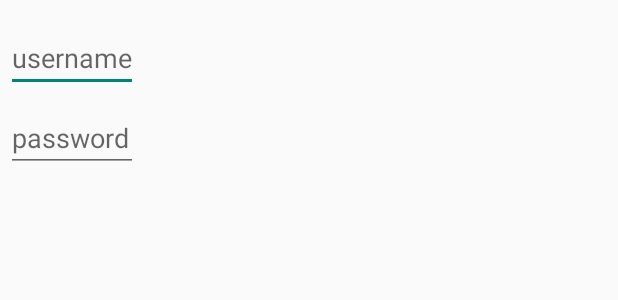
After one commit to GoodApps/CloudTime, an Android app: the layout login_dialog.xml on its own in the app's theme, with its tools: preview values and no code run, on a phone screen of 412 x 824 dp. The commit adds this screen. Shown: the top 300 px of the screen. Run offline under Robolectric (Android 15) with nearby library versions, the phone set to English and light mode, and no system bars.

Commit message:
Implemented log-in dialog

```diff
--- a/Android/app/src/main/AndroidManifest.xml
+++ b/Android/app/src/main/AndroidManifest.xml
@@ -15,7 +15,7 @@
     <uses-permission android:name="${applicationId}.permission.C2D_MESSAGE" />
 
     <application
-        android:name=".MyThirdApp"
+        android:name=".CloudTimeApp"
         android:allowBackup="true"
         android:icon="@mipmap/ic_launcher"
         android:label="@string/app_name"
@@ -26,7 +26,6 @@
                 <category android:name="android.intent.category.LAUNCHER" />
             </intent-filter>
         </activity>
-        <activity android:name=".ui.LoginActivity" />
 
         <service android:name="com.parse.PushService" />
 
--- a/Android/app/src/main/kotlin/com/cloudtime/MyThirdApp.kt
+++ b/Android/app/src/main/kotlin/com/cloudtime/CloudTimeApp.kt
@@ -6,7 +6,7 @@ import com.parse.ParseACL
 import com.parse.ParseInstallation
 import com.parse.ParseUser
 
-public class MyThirdApp : Application() {
+public class CloudTimeApp : Application() {
 
     override fun onCreate() {
         super.onCreate()
--- /dev/null
+++ b/Android/app/src/main/res/layout/login_dialog.xml
@@ -0,0 +1,29 @@
+<?xml version="1.0" encoding="utf-8"?>
+<LinearLayout xmlns:android="http://schemas.android.com/apk/res/android"
+              android:orientation="vertical"
+              android:layout_width="wrap_content"
+              android:layout_height="wrap_content">
+
+    <EditText
+            android:id="@+id/username_edit"
+            android:inputType="textEmailAddress"
+            android:layout_width="match_parent"
+            android:layout_height="wrap_content"
+            android:layout_marginTop="16dp"
+            android:layout_marginLeft="4dp"
+            android:layout_marginRight="4dp"
+            android:layout_marginBottom="4dp"
+            android:hint="@string/username" />
+
+    <EditText
+            android:id="@+id/password_edit"
+            android:inputType="textPassword"
+            android:layout_width="match_parent"
+            android:layout_height="wrap_content"
+            android:layout_marginTop="4dp"
+            android:layout_marginLeft="4dp"
+            android:layout_marginRight="4dp"
+            android:layout_marginBottom="16dp"
+            android:fontFamily="sans-serif"
+            android:hint="@string/password"/>
+</LinearLayout>
--- a/Android/app/src/main/res/layout/main_activity.xml
+++ b/Android/app/src/main/res/layout/main_activity.xml
@@ -23,5 +23,10 @@
         android:layout_width="match_parent"
         android:layout_height="0dp"
         android:layout_weight="1" />
+    <Button
+            android:layout_width="wrap_content"
+            android:layout_height="wrap_content"
+            android:text="Log In or Sign Up"
+            android:id="@+id/login_button" android:layout_gravity="center_horizontal"/>
 
 </LinearLayout>
--- a/Android/app/src/main/res/values/strings.xml
+++ b/Android/app/src/main/res/values/strings.xml
@@ -1,3 +1,5 @@
 <resources>
     <string name="app_name">CloudTime</string>
+    <string name="username">username</string>
+    <string name="password">password</string>
 </resources>
```
Also changed, not shown: Android/app/src/main/kotlin/com/cloudtime/ui/LoginActivity.kt (deleted, +0 -13 lines), Android/app/src/main/kotlin/com/cloudtime/ui/MainActivity.kt (+33 -4 lines), Android/app/src/main/kotlin/com/cloudtime/ui/login/LoginDialog.kt (added, +69 -0 lines), Android/app/src/main/res/layout/login_activity.xml (deleted, +0 -7 lines), 1 other file.
